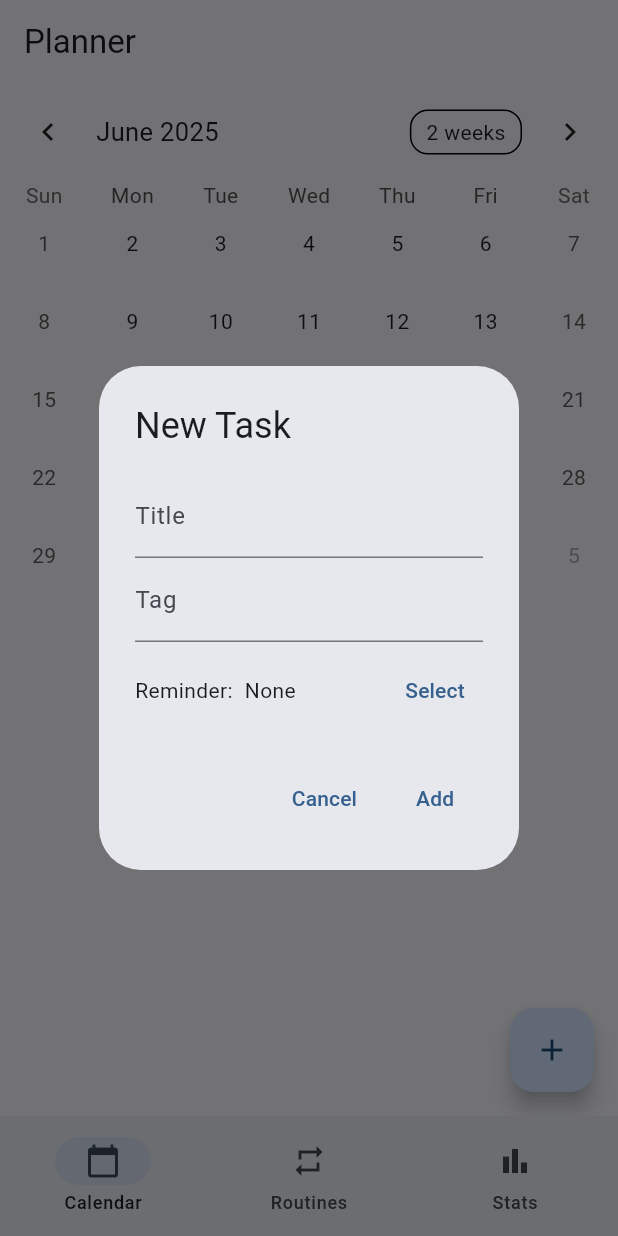
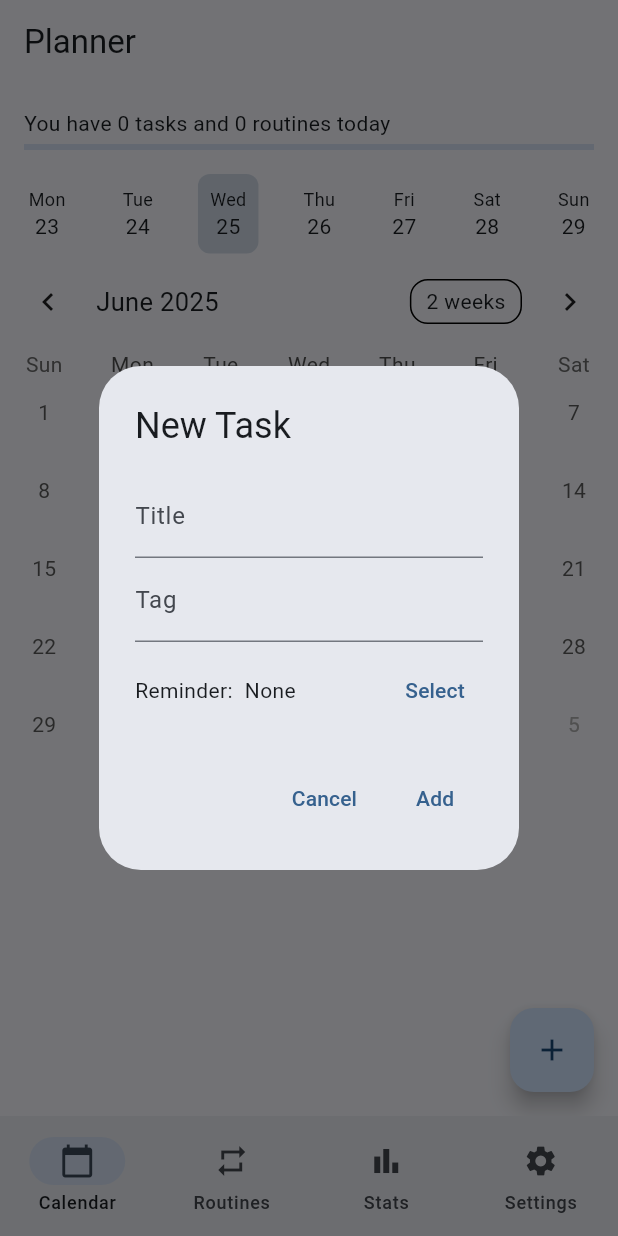
Before and after one commit to Cesi21/Life_Planner, a Flutter app: the screen it shows after launch, after a tap on the "add" icon, on a phone screen of 412 x 824 dp. Run offline on Flutter 3.47's test engine with Material 3 defaults, Android fonts, the phone set to English and light mode, and no system bars; drawn by our look-alikes of table_calendar; our stand-ins replace fl_chart, flutter_local_notifications, hive, hive_flutter, timezone; accounts and stored records are empty.

Commit message:
Add modular widgets and settings page

```diff
--- a/lib/main.dart
+++ b/lib/main.dart
@@ -5,6 +5,7 @@ import 'models/routine.dart';
 import 'views/calendar_page.dart';
 import 'views/routine_page.dart';
 import 'views/stats_page.dart';
+import 'views/settings_page.dart';
 import 'services/notification_service.dart';
 
 Future<void> main() async {
@@ -15,6 +16,7 @@ Future<void> main() async {
   Hive.registerAdapter(RoutineAdapter());
   await Hive.openBox<Task>('tasks');
   await Hive.openBox<Routine>('routines');
+  await Hive.openBox('settings');
   await NotificationService().init();
 
   runApp(const PlannerApp());
@@ -25,9 +27,14 @@ class PlannerApp extends StatelessWidget {
 
   @override
   Widget build(BuildContext context) {
+    final settingsBox = Hive.box('settings');
+    return ValueListenableBuilder(
+      valueListenable: settingsBox.listenable(),
+      builder: (context, box, _) {
+        final dark = box.get('darkMode', defaultValue: false) as bool;
         return MaterialApp(
           title: 'Planner',
-      themeMode: ThemeMode.system,
+          themeMode: dark ? ThemeMode.dark : ThemeMode.light,
           theme: ThemeData(
             useMaterial3: true,
             colorScheme: ColorScheme.fromSeed(seedColor: Colors.blue),
@@ -43,6 +50,8 @@ class PlannerApp extends StatelessWidget {
           ),
           home: const HomePage(),
         );
+      },
+    );
   }
 }
 
@@ -55,7 +64,12 @@ class HomePage extends StatefulWidget {
 
 class _HomePageState extends State<HomePage> {
   int _index = 0;
-  final List<Widget> _pages = const [CalendarPage(), RoutinePage(), StatsPage()];
+  final List<Widget> _pages = const [
+    CalendarPage(),
+    RoutinePage(),
+    StatsPage(),
+    SettingsPage(),
+  ];
 
   @override
   Widget build(BuildContext context) {
@@ -71,6 +85,7 @@ class _HomePageState extends State<HomePage> {
           NavigationDestination(icon: Icon(Icons.calendar_today), label: 'Calendar'),
           NavigationDestination(icon: Icon(Icons.repeat), label: 'Routines'),
           NavigationDestination(icon: Icon(Icons.bar_chart), label: 'Stats'),
+          NavigationDestination(icon: Icon(Icons.settings), label: 'Settings'),
         ],
       ),
     );
--- a/lib/services/routine_service.dart
+++ b/lib/services/routine_service.dart
@@ -16,6 +16,14 @@ class RoutineService {
     return box.values.toList();
   }
 
+  Future<List<Routine>> getRoutinesForDay(DateTime day) async {
+    final box = await _openBox();
+    final weekday = day.weekday;
+    return box.values
+        .where((r) => r.isActive && r.weekdays.contains(weekday))
+        .toList();
+  }
+
   Future<void> addRoutine(Routine routine) async {
     final box = await _openBox();
     await box.add(routine);
--- a/lib/services/task_service.dart
+++ b/lib/services/task_service.dart
@@ -30,4 +30,8 @@ class TaskService {
   Future<void> updateTask(Task task) async {
     await task.save();
   }
+
+  Future<void> deleteTask(Task task) async {
+    await task.delete();
+  }
 }
--- a/lib/views/calendar_page.dart
+++ b/lib/views/calendar_page.dart
@@ -2,7 +2,10 @@ import 'package:flutter/material.dart';
 import 'package:table_calendar/table_calendar.dart';
 import '../models/task.dart';
 import '../services/task_service.dart';
+import '../services/routine_service.dart';
 import '../services/notification_service.dart';
+import '../widgets/task_tile.dart';
+import '../widgets/date_selector.dart';
 
 class CalendarPage extends StatefulWidget {
   const CalendarPage({super.key});
@@ -13,9 +16,11 @@ class CalendarPage extends StatefulWidget {
 
 class _CalendarPageState extends State<CalendarPage> {
   final TaskService _service = TaskService();
+  final RoutineService _routineService = RoutineService();
   DateTime _focusedDay = DateTime.now();
   DateTime? _selectedDay;
   List<Task> _tasks = [];
+  int _routineCount = 0;
   String? _selectedTag;
   List<String> _availableTags = [];
 
@@ -30,26 +35,28 @@ class _CalendarPageState extends State<CalendarPage> {
     if (_selectedDay == null) return;
     final tasks = await _service.getTasksForDay(_selectedDay!, tag: _selectedTag);
     final all = await _service.getTasksForDay(_selectedDay!);
+    final routines = await _routineService.getRoutinesForDay(_selectedDay!);
     final tags = <String>{};
     for (final t in all) {
       if (t.tag != null) tags.add(t.tag!);
     }
     setState(() {
       _tasks = tasks;
+      _routineCount = routines.length;
       _availableTags = tags.toList();
     });
   }
 
-  Future<void> _addTask() async {
-    final titleController = TextEditingController();
-    final tagController = TextEditingController();
-    TimeOfDay? reminder;
+  Future<void> _openTaskForm({Task? task}) async {
+    final titleController = TextEditingController(text: task?.title ?? '');
+    final tagController = TextEditingController(text: task?.tag ?? '');
+    TimeOfDay? reminder = task?.reminderTime;
 
     final result = await showDialog<bool>(
       context: context,
       builder: (context) => StatefulBuilder(
         builder: (context, setStateDialog) => AlertDialog(
-          title: const Text('New Task'),
+          title: Text(task == null ? 'New Task' : 'Edit Task'),
           content: Column(
             mainAxisSize: MainAxisSize.min,
             children: [
@@ -91,7 +98,7 @@ class _CalendarPageState extends State<CalendarPage> {
             ),
             TextButton(
               onPressed: () => Navigator.pop(context, true),
-              child: const Text('Add'),
+              child: Text(task == null ? 'Add' : 'Save'),
             ),
           ],
         ),
@@ -99,42 +106,36 @@ class _CalendarPageState extends State<CalendarPage> {
     );
 
     if (result == true && titleController.text.isNotEmpty) {
-      final task = Task(
-        title: titleController.text,
-        date: _selectedDay!,
-        tag: tagController.text.isEmpty ? null : tagController.text,
-      );
-      task.reminderTime = reminder;
-      await _service.addTask(task);
-      await NotificationService().scheduleTask(task);
+      if (task == null) {
+        final newTask = Task(
+          title: titleController.text,
+          date: _selectedDay!,
+          tag: tagController.text.isEmpty ? null : tagController.text,
+        );
+        newTask.reminderTime = reminder;
+        await _service.addTask(newTask);
+        await NotificationService().scheduleTask(newTask);
+      } else {
+        task.title = titleController.text;
+        task.tag = tagController.text.isEmpty ? null : tagController.text;
+        task.reminderTime = reminder;
+        await _service.updateTask(task);
+      }
       _loadData();
     }
   }
 
   Widget _buildTaskItem(Task task) {
-    final textStyle = task.isCompleted
-        ? const TextStyle(decoration: TextDecoration.lineThrough)
-        : null;
-    return CheckboxListTile(
-      title: Row(
-        children: [
-          Expanded(child: Text(task.title, style: textStyle)),
-          if (task.tag != null)
-            Container(
-              padding: const EdgeInsets.symmetric(horizontal: 6, vertical: 2),
-              margin: const EdgeInsets.only(left: 4),
-              decoration: BoxDecoration(
-                color: Colors.blueAccent.withOpacity(0.2),
-                borderRadius: BorderRadius.circular(8),
-              ),
-              child: Text(task.tag!, style: const TextStyle(fontSize: 12)),
-            ),
-        ],
-      ),
-      value: task.isCompleted,
-      onChanged: (value) async {
+    return TaskTile(
+      task: task,
+      onCompleted: (value) async {
         task.isCompleted = value ?? false;
         await _service.updateTask(task);
+        _loadData();
+      },
+      onEdit: () => _openTaskForm(task: task),
+      onDelete: () async {
+        await _service.deleteTask(task);
         _loadData();
       },
     );
@@ -148,6 +149,31 @@ class _CalendarPageState extends State<CalendarPage> {
       appBar: AppBar(title: const Text('Planner')),
       body: Column(
         children: [
+          Padding(
+            padding: const EdgeInsets.all(16),
+            child: Column(
+              crossAxisAlignment: CrossAxisAlignment.start,
+              children: [
+                Text('You have ${_tasks.length} tasks and $_routineCount routines today'),
+                const SizedBox(height: 4),
+                LinearProgressIndicator(
+                  value: _tasks.isEmpty
+                      ? 0
+                      : _tasks.where((t) => t.isCompleted).length / _tasks.length,
+                ),
+              ],
+            ),
+          ),
+          DateSelector(
+            selected: _selectedDay!,
+            onChanged: (d) {
+              setState(() {
+                _selectedDay = d;
+                _focusedDay = d;
+              });
+              _loadData();
+            },
+          ),
           TableCalendar(
             firstDay: DateTime.utc(2000, 1, 1),
             lastDay: DateTime.utc(2100, 12, 31),
@@ -196,7 +222,7 @@ class _CalendarPageState extends State<CalendarPage> {
         ],
       ),
       floatingActionButton: FloatingActionButton(
-        onPressed: _addTask,
+        onPressed: () => _openTaskForm(),
         child: const Icon(Icons.add),
       ),
     );
--- /dev/null
+++ b/lib/views/settings_page.dart
@@ -0,0 +1,38 @@
+import 'package:flutter/material.dart';
+import 'package:hive_flutter/hive_flutter.dart';
+
+class SettingsPage extends StatefulWidget {
+  const SettingsPage({super.key});
+
+  @override
+  State<SettingsPage> createState() => _SettingsPageState();
+}
+
+class _SettingsPageState extends State<SettingsPage> {
+  bool _darkMode = false;
+
+  @override
+  void initState() {
+    super.initState();
+    final box = Hive.box('settings');
+    _darkMode = box.get('darkMode', defaultValue: false);
+  }
+
+  void _toggle(bool val) async {
+    final box = Hive.box('settings');
+    await box.put('darkMode', val);
+    setState(() => _darkMode = val);
+  }
+
+  @override
+  Widget build(BuildContext context) {
+    return Scaffold(
+      appBar: AppBar(title: const Text('Settings')),
+      body: SwitchListTile(
+        title: const Text('Dark Mode'),
+        value: _darkMode,
+        onChanged: _toggle,
+      ),
+    );
+  }
+}
--- /dev/null
+++ b/lib/widgets/date_selector.dart
@@ -0,0 +1,45 @@
+import 'package:flutter/material.dart';
+
+class DateSelector extends StatelessWidget {
+  final DateTime selected;
+  final ValueChanged<DateTime> onChanged;
+
+  const DateSelector({
+    super.key,
+    required this.selected,
+    required this.onChanged,
+  });
+
+  @override
+  Widget build(BuildContext context) {
+    final startOfWeek = selected.subtract(Duration(days: selected.weekday - 1));
+    return Row(
+      mainAxisAlignment: MainAxisAlignment.spaceAround,
+      children: List.generate(7, (i) {
+        final date = startOfWeek.add(Duration(days: i));
+        final isSelected = date.year == selected.year &&
+            date.month == selected.month &&
+            date.day == selected.day;
+        return GestureDetector(
+          onTap: () => onChanged(date),
+          child: Container(
+            padding: const EdgeInsets.all(8),
+            decoration: BoxDecoration(
+              color: isSelected
+                  ? Theme.of(context).colorScheme.primary.withOpacity(0.2)
+                  : Colors.transparent,
+              borderRadius: BorderRadius.circular(8),
+            ),
+            child: Column(
+              children: [
+                Text(['Mon','Tue','Wed','Thu','Fri','Sat','Sun'][i],
+                    style: const TextStyle(fontSize: 12)),
+                Text('${date.day}'),
+              ],
+            ),
+          ),
+        );
+      }),
+    );
+  }
+}
```
Also changed, not shown: lib/views/routine_page.dart (+9 -27 lines), lib/widgets/routine_tile.dart (added, +47 -0 lines), lib/widgets/task_tile.dart (added, +58 -0 lines). Lines whose indentation alone changed are shown as unchanged.
